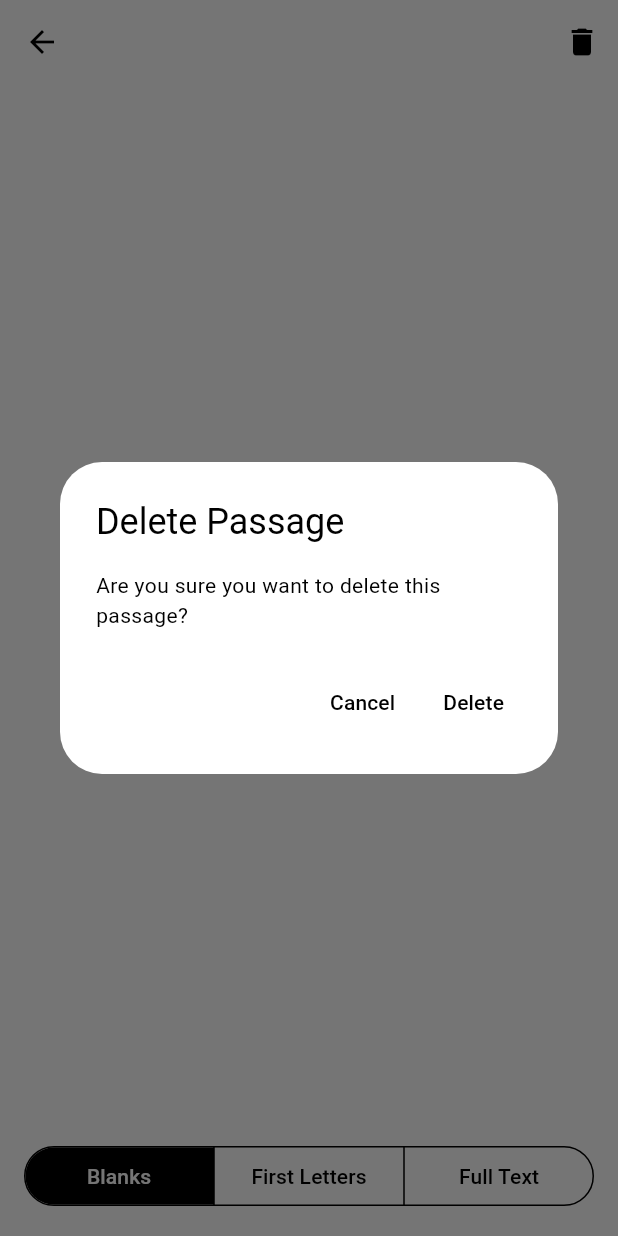
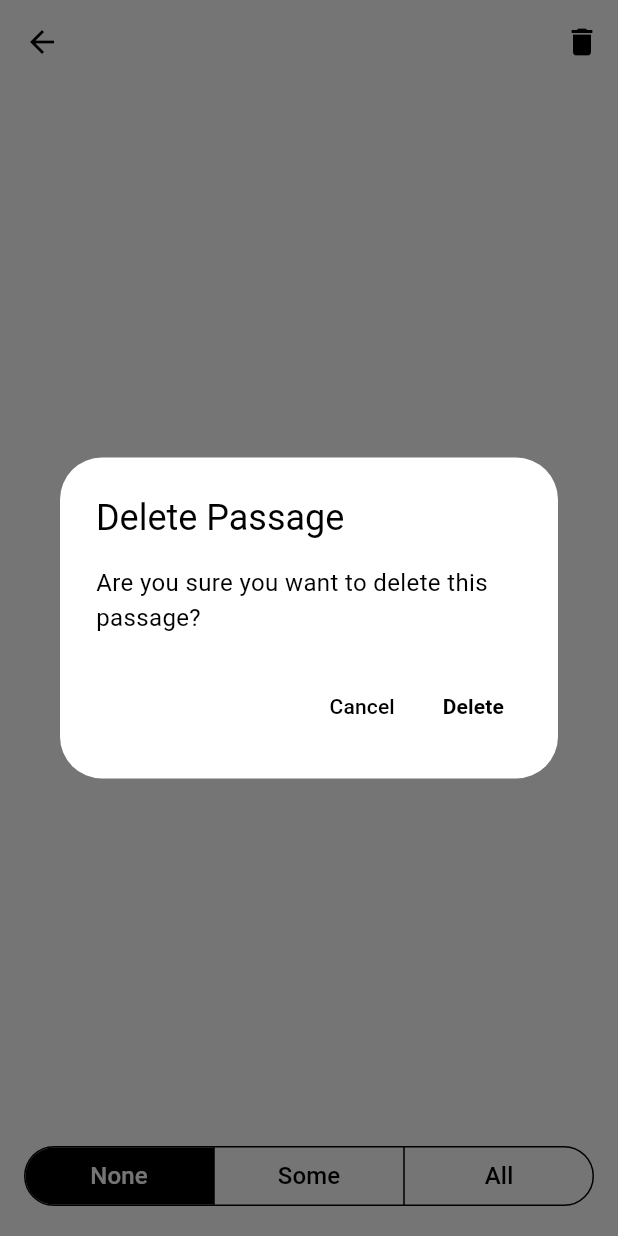
Before and after one commit to brighamandersen/internalize-flutter, a Flutter app: the DetailsScreen screen opened directly with empty values, after a tap on the "delete" icon, on a phone screen of 412 x 824 dp. Run offline on Flutter 3.47's test engine with Material 3 defaults, Android fonts, the phone set to English and light mode, and no system bars; our stand-ins replace hive, hive_flutter; accounts and stored records are empty.

Commit message:
Fix font sizing

```diff
--- a/lib/screens/details_screen.dart
+++ b/lib/screens/details_screen.dart
@@ -15,7 +15,7 @@ class DetailsScreen extends StatefulWidget {
 }
 
 class DetailsScreenState extends State<DetailsScreen> {
-  AmountToShow _amountToShow = AmountToShow.none;
+  AmountToShow _amountToShow = AmountToShow.full;
 
   @override
   Widget build(BuildContext context) {
@@ -39,7 +39,7 @@ class DetailsScreenState extends State<DetailsScreen> {
 
     return Scaffold(
       appBar: AppBar(
-        title: Text(passage.title),
+        title: Text(passage.title, style: const TextStyle(fontSize: 24)),
         actions: [
           IconButton(
             icon: const Icon(Icons.delete),
@@ -59,7 +59,10 @@ class DetailsScreenState extends State<DetailsScreen> {
                 width: double.infinity,
                 child: Text(
                   textToDisplay,
-                  style: const TextStyle(fontSize: 18),
+                  style: const TextStyle(
+                    fontSize: 18,
+                    fontFamily: 'RobotoMono',
+                  ),
                 ),
               ),
             ),
@@ -73,15 +76,15 @@ class DetailsScreenState extends State<DetailsScreen> {
                 segments: const [
                   ButtonSegment(
                     value: AmountToShow.none,
-                    label: Text('Blanks'),
+                    label: Text('None', style: TextStyle(fontSize: 16)),
                   ),
                   ButtonSegment(
                     value: AmountToShow.firstLetters,
-                    label: Text('First Letters'),
+                    label: Text('Some', style: TextStyle(fontSize: 16)),
                   ),
                   ButtonSegment(
                     value: AmountToShow.full,
-                    label: Text('Full Text'),
+                    label: Text('All', style: TextStyle(fontSize: 16)),
                   ),
                 ],
                 selected: {_amountToShow},
--- a/lib/screens/home_screen.dart
+++ b/lib/screens/home_screen.dart
@@ -10,7 +10,9 @@ class HomeScreen extends StatelessWidget {
   @override
   Widget build(BuildContext context) {
     return Scaffold(
-      appBar: AppBar(title: const Text('Memorizer')),
+      appBar: AppBar(
+        title: const Text('Memorizer', style: TextStyle(fontSize: 24)),
+      ),
       body: Consumer<PassageProvider>(
         builder: (context, passageProvider, child) {
           if (!passageProvider.isInitialized) {
@@ -34,7 +36,10 @@ class HomeScreen extends StatelessWidget {
                   ),
                 ),
                 child: ListTile(
-                  title: Text(passageProvider.passages[index].title),
+                  title: Text(
+                    passageProvider.passages[index].title,
+                    style: const TextStyle(fontSize: 18),
+                  ),
                   onTap: () {
                     Navigator.pushNamed(
                       context,
--- a/lib/widgets/confirm_delete_dialog.dart
+++ b/lib/widgets/confirm_delete_dialog.dart
@@ -15,7 +15,10 @@ class ConfirmDeleteDialog extends StatelessWidget {
   Widget build(BuildContext context) {
     return AlertDialog(
       title: const Text('Delete Passage'),
-      content: const Text('Are you sure you want to delete this passage?'),
+      content: const Text(
+        'Are you sure you want to delete this passage?',
+        style: TextStyle(fontSize: 16),
+      ),
       actions: [
         // Cancel button
         TextButton(
@@ -30,7 +33,10 @@ class ConfirmDeleteDialog extends StatelessWidget {
             onConfirm();
             Navigator.of(context).pop();
           },
-          child: const Text('Delete'),
+          child: const Text(
+            'Delete',
+            style: TextStyle(fontWeight: FontWeight.bold),
+          ),
         ),
       ],
     );
```
Also changed, not shown: lib/screens/new_passage_screen.dart (+10 -2 lines), 1 other file.
